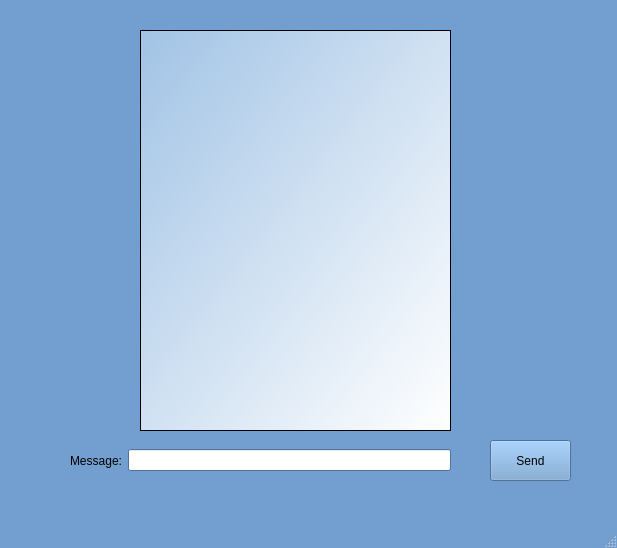
First picture: the form in Client/mainwindow.ui, repository MATF-RS20/RS023-group-chat, before the edit.
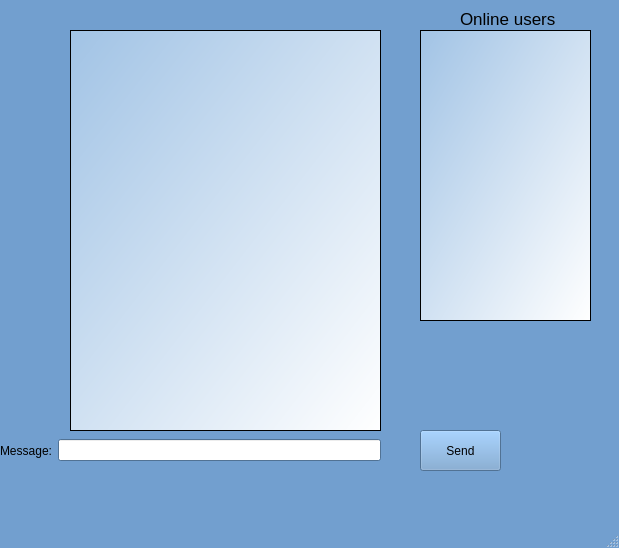
Second picture: the form after the edit. Icons and pictures are not drawn.

Commit message: rep5 spisak online usera

The edit to the form file:
```diff
--- a/Client/mainwindow.ui
+++ b/Client/mainwindow.ui
@@ -6,7 +6,7 @@
    <rect>
     <x>0</x>
     <y>0</y>
-    <width>617</width>
+    <width>619</width>
     <height>548</height>
    </rect>
   </property>
@@ -2530,8 +2530,8 @@
      <widget class="QWidget" name="horizontalLayoutWidget_3">
       <property name="geometry">
        <rect>
-        <x>90</x>
-        <y>440</y>
+        <x>20</x>
+        <y>430</y>
         <width>381</width>
         <height>41</height>
        </rect>
@@ -2556,8 +2556,8 @@
      <widget class="QLabel" name="label_6">
       <property name="geometry">
        <rect>
-        <x>70</x>
-        <y>20</y>
+        <x>20</x>
+        <y>0</y>
         <width>61</width>
         <height>61</height>
        </rect>
@@ -2575,8 +2575,8 @@
      <widget class="QPushButton" name="send">
       <property name="geometry">
        <rect>
-        <x>510</x>
-        <y>440</y>
+        <x>440</x>
+        <y>430</y>
         <width>81</width>
         <height>41</height>
        </rect>
@@ -2601,7 +2601,7 @@
      <widget class="QTextEdit" name="textBox">
       <property name="geometry">
        <rect>
-        <x>160</x>
+        <x>90</x>
         <y>30</y>
         <width>311</width>
         <height>401</height>
@@ -2610,6 +2610,62 @@
       <property name="styleSheet">
        <string notr="true">background-color: qlineargradient(spread:reflect, x1:0, y1:0, x2:1, y2:1, stop:0 rgba(161, 195, 229, 255), stop:1 rgba(255, 255, 255, 255));</string>
       </property>
+      <property name="readOnly">
+       <bool>true</bool>
+      </property>
+     </widget>
+     <widget class="QLabel" name="label_12">
+      <property name="geometry">
+       <rect>
+        <x>480</x>
+        <y>10</y>
+        <width>101</width>
+        <height>17</height>
+       </rect>
+      </property>
+      <property name="font">
+       <font>
+        <pointsize>13</pointsize>
+       </font>
+      </property>
+      <property name="text">
+       <string>Online users</string>
+      </property>
+     </widget>
+     <widget class="QLabel" name="label_14">
+      <property name="geometry">
+       <rect>
+        <x>460</x>
+        <y>10</y>
+        <width>16</width>
+        <height>16</height>
+       </rect>
+      </property>
+      <property name="text">
+       <string/>
+      </property>
+      <property name="pixmap">
+       <pixmap>../images/online.png</pixmap>
+      </property>
+      <property name="scaledContents">
+       <bool>true</bool>
+      </property>
+     </widget>
+     <widget class="QTextEdit" name="OnlineUsersBox">
+      <property name="geometry">
+       <rect>
+        <x>440</x>
+        <y>30</y>
+        <width>171</width>
+        <height>291</height>
+       </rect>
+      </property>
+      <property name="styleSheet">
+       <string notr="true">background-color: qlineargradient(spread:reflect, x1:0, y1:0, x2:1, y2:1, stop:0 rgba(161, 195, 229, 255), stop:1 rgba(255, 255, 255, 255));</string>
+      </property>
+      <property name="readOnly">
+       <bool>true</bool>
+      </property>
      </widget>
     </widget>
     <widget class="QWidget" name="SignUpPage">
```
Left out of the diff: 2 changed lines with no effect on the pictures. The commit also changes 5 other files.
